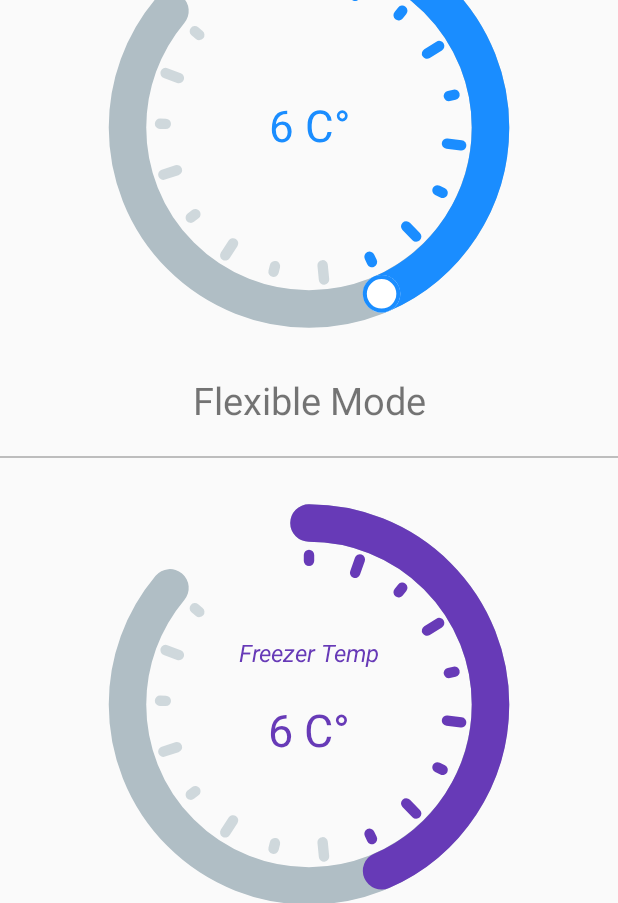
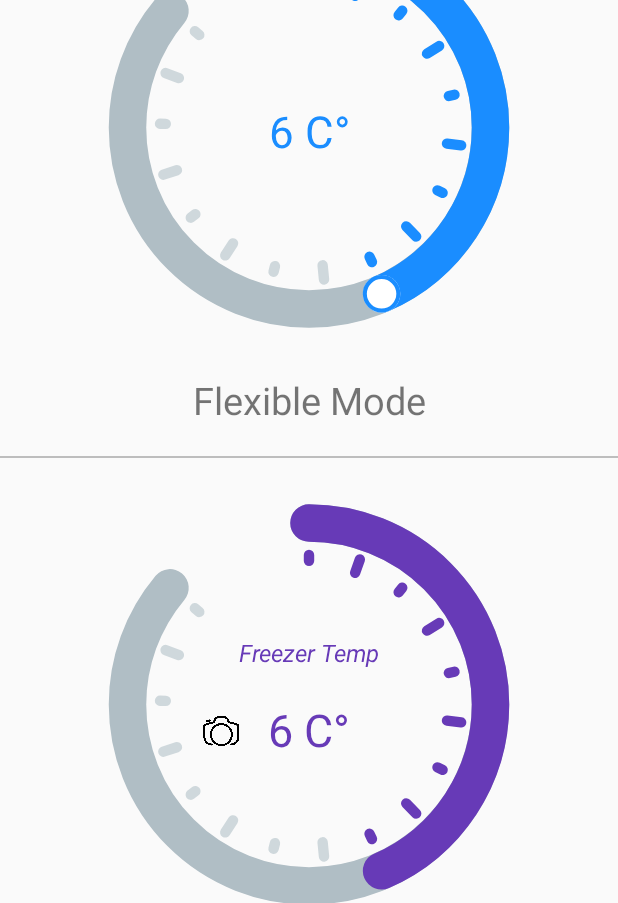
Before and after one commit to ali-moghadam/TempView, an Android app: the screen it shows after launch (MainActivity), on a phone screen of 412 x 824 dp. Shown: the part 203-1106 px from the top of the screen. Run offline under Robolectric (Android 15) with nearby library versions, the phone set to English and light mode, and no system bars.

Commit message:
add svg icon

```diff
--- /dev/null
+++ b/app/src/main/res/drawable/ic_photo_camera.xml
@@ -0,0 +1,15 @@
+<vector xmlns:android="http://schemas.android.com/apk/res/android"
+    android:width="487.7dp"
+    android:height="487.7dp"
+    android:viewportWidth="487.7"
+    android:viewportHeight="487.7">
+    <path
+        android:fillColor="#FF000000"
+        android:pathData="M480.5,151.65c-2,-1.1 -48.8,-25.4 -126.8,-40.1l-3,-12.8c-7.8,-33.5 -37.3,-57 -71.8,-57h-70.1c-34.4,0 -63.9,23.4 -71.8,57l-3,12.8c-78,14.6 -124.8,39 -126.8,40.1c-4.4,2.3 -7.2,6.9 -7.2,11.9v159c0,63.7 51.8,115.6 115.6,115.6c7.5,0 13.5,-6 13.5,-13.5s-6,-13.5 -13.5,-13.5c-48.8,0 -88.6,-39.7 -88.6,-88.6v-150.5c16.2,-7.4 59,-24.9 120.5,-35.5c5.3,-0.9 9.6,-5 10.8,-10.2l5,-21.5c5,-21.2 23.6,-36.1 45.5,-36.1h70.1c21.8,0 40.5,14.8 45.5,36.1l5,21.5c1.2,5.3 5.5,9.3 10.8,10.2c61.3,10.6 104.2,28.1 120.5,35.5v150.5c0,48.8 -39.7,88.6 -88.6,88.6c-7.5,0 -13.5,6 -13.5,13.5s6,13.5 13.5,13.5c63.7,0 115.6,-51.8 115.6,-115.6v-159C487.7,158.55 485,153.95 480.5,151.65z" />
+    <path
+        android:fillColor="#FF000000"
+        android:pathData="M44.2,124.05c1.4,0 2.8,-0.2 4.2,-0.7c14.2,-4.7 29.1,-8.9 44.3,-12.5c7.3,-1.7 11.7,-9 10,-16.2c-1.7,-7.3 -9,-11.7 -16.2,-10c-15.9,3.8 -31.6,8.2 -46.6,13.1c-7.1,2.3 -10.9,10 -8.6,17C33.3,120.45 38.6,124.05 44.2,124.05z" />
+    <path
+        android:fillColor="#FF000000"
+        android:pathData="M243.9,135.05c-85.7,0 -155.4,69.7 -155.4,155.4s69.7,155.5 155.4,155.5s155.4,-69.7 155.4,-155.4S329.6,135.05 243.9,135.05zM243.9,418.95c-70.8,0 -128.4,-57.6 -128.4,-128.4s57.6,-128.5 128.4,-128.5s128.4,57.6 128.4,128.4S314.7,418.95 243.9,418.95z" />
+</vector>
--- a/app/src/main/res/layout/activity_main.xml
+++ b/app/src/main/res/layout/activity_main.xml
@@ -70,6 +70,8 @@
         app:tv_stroke_width_background_progress="25dp"
         app:tv_text_center_size="30sp"
         app:tv_text_status="Freezer Temp"
+        app:tv_drawable="@drawable/ic_photo_camera"
+        app:tv_drawable_size="12dp"
         app:tv_text_top_size="16sp" />
 
     <TextView
--- a/app/src/main/res/layout/test_layout.xml
+++ b/app/src/main/res/layout/test_layout.xml
@@ -7,7 +7,10 @@
     <com.alirnp.tempview.TempView
         android:layout_width="match_parent"
         android:layout_height="match_parent"
-        app:tv_is_indicator="false"
+        app:tv_drawable="@drawable/ic_photo_camera"
+        app:tv_drawable_size="20dp"
+        app:tv_is_indicator="true"
+        app:tv_text_top_size="35dp"
         />
 
 </androidx.constraintlayout.widget.ConstraintLayout>
--- /dev/null
+++ b/tempview/src/main/java/com/alirnp/tempview/ResourceUtil.java
@@ -0,0 +1,51 @@
+package com.alirnp.tempview;
+
+import android.annotation.TargetApi;
+import android.content.Context;
+import android.graphics.Bitmap;
+import android.graphics.Canvas;
+import android.graphics.drawable.BitmapDrawable;
+import android.graphics.drawable.Drawable;
+import android.graphics.drawable.VectorDrawable;
+import android.os.Build;
+
+import androidx.annotation.DrawableRes;
+import androidx.core.content.ContextCompat;
+import androidx.vectordrawable.graphics.drawable.VectorDrawableCompat;
+
+public class ResourceUtil {
+
+    @TargetApi(Build.VERSION_CODES.LOLLIPOP)
+    private static Bitmap getBitmap(VectorDrawable vectorDrawable) {
+        Bitmap bitmap = Bitmap.createBitmap(vectorDrawable.getIntrinsicWidth(),
+                vectorDrawable.getIntrinsicHeight(), Bitmap.Config.ARGB_8888);
+
+
+        Canvas canvas = new Canvas(bitmap);
+        vectorDrawable.setBounds(0, 0, canvas.getWidth(), canvas.getHeight());
+        vectorDrawable.draw(canvas);
+        return bitmap;
+    }
+
+    private static Bitmap getBitmap(VectorDrawableCompat vectorDrawable) {
+        Bitmap bitmap = Bitmap.createBitmap(vectorDrawable.getIntrinsicWidth(),
+                vectorDrawable.getIntrinsicHeight(), Bitmap.Config.ARGB_8888);
+        Canvas canvas = new Canvas(bitmap);
+        vectorDrawable.setBounds(0, 0, canvas.getWidth(), canvas.getHeight());
+        vectorDrawable.draw(canvas);
+        return bitmap;
+    }
+
+    public static Bitmap getBitmap(Context context, @DrawableRes int drawableResId) {
+        Drawable drawable = ContextCompat.getDrawable(context, drawableResId);
+        if (drawable instanceof BitmapDrawable) {
+            return ((BitmapDrawable) drawable).getBitmap();
+        } else if (drawable instanceof VectorDrawableCompat) {
+            return getBitmap((VectorDrawableCompat) drawable);
+        } else if (drawable instanceof VectorDrawable) {
+            return getBitmap((VectorDrawable) drawable);
+        } else {
+            throw new IllegalArgumentException("Unsupported drawable type");
+        }
+    }
+}
--- a/tempview/src/main/java/com/alirnp/tempview/TempView.java
+++ b/tempview/src/main/java/com/alirnp/tempview/TempView.java
@@ -3,6 +3,8 @@ package com.alirnp.tempview;
 import android.content.Context;
 import android.content.res.Resources;
 import android.content.res.TypedArray;
+import android.graphics.Bitmap;
+import android.graphics.BitmapFactory;
 import android.graphics.Canvas;
 import android.graphics.Color;
 import android.graphics.Paint;
@@ -30,6 +32,7 @@ public class TempView extends View {
     private final static int DEFAULT_DEGREE_COLOR = Color.parseColor("#2196F3");
     private static float DEFAULT_SPACE_TEXT = 45;
     private static int DEFAULT_TEXT_SIZE = dpToPx(40);
+    private static int DEFAULT_DRAWABLE_SIZE = dpToPx(20);
     private final static float DEFAULT_MIN_VALUE = -10;
     private final static float DEFAULT_MAX_VALUE = 14;
 
@@ -59,6 +62,8 @@ public class TempView extends View {
     private RectF mRectBackground;
     private RectF mRectProgress;
     private RectF mRectClock;
+    private RectF mRectDrawable;
+    private Bitmap mBitmap;
     private float mFloatLengthOfClockLines;
     private float mFloatBeginOfClockLines;
     private int mWidthBackgroundProgress;
@@ -74,6 +79,12 @@ public class TempView extends View {
     private float mIntegerMaxValue;
     private int mTextSizeTop;
     private int mTextSizeCenter;
+    private int mIntDrawableSize;
+
+    private float xPositionText;
+    private float yPositionText;
+    private float xPositionDrawable;
+    private float yPositionDrawable;
 
     public TempView(Context context) {
         super(context);
@@ -201,7 +212,10 @@ public class TempView extends View {
 
                 mTextSizeTop = a.getDimensionPixelSize(R.styleable.TempView_tv_text_top_size, DEFAULT_TEXT_SIZE);
                 mTextSizeCenter = a.getDimensionPixelSize(R.styleable.TempView_tv_text_center_size, DEFAULT_TEXT_SIZE);
+                mIntDrawableSize = a.getDimensionPixelSize(R.styleable.TempView_tv_drawable_size, DEFAULT_DRAWABLE_SIZE);
 
+
+                setVectorBitmap(a.getResourceId(R.styleable.TempView_tv_drawable, 0));
                 setCurrentValue(a.getFloat(R.styleable.TempView_tv_current_value, 0));
                 setTemp(mFloatValue);
 
@@ -265,8 +279,17 @@ public class TempView extends View {
             mRectProgress = new RectF();
             mRectBackground = new RectF();
             mRectClock = new RectF();
+            mRectDrawable = new RectF();
 
         }
+
+    }
+
+    private void setVectorBitmap(int drawable) {
+        if (drawable == 0) return;
+        BitmapFactory.Options options = new BitmapFactory.Options();
+        options.inPreferredConfig = Bitmap.Config.ARGB_8888;
+        mBitmap = ResourceUtil.getBitmap(context, drawable);
 
     }
 
@@ -413,6 +436,30 @@ public class TempView extends View {
                 ((float) (mWidthBackgroundProgress / 2) + mRadiusBackgroundProgress),
                 ((float) (mHeightBackgroundProgress / 2) + mRadiusBackgroundProgress));
 
+        mRectDrawable.set(
+                (float) mWidthBackgroundProgress / 2 - mIntDrawableSize,
+                (float) (mHeightBackgroundProgress / 2) - mIntDrawableSize,
+                (float) mWidthBackgroundProgress / 2 + mIntDrawableSize,
+                (float) (mHeightBackgroundProgress / 2) + mIntDrawableSize
+
+        );
+
+        xPositionText = (float) (mWidthBackgroundProgress / 2);
+        yPositionText = (float) mHeightBackgroundProgress / 2 - ((mPaintCenterText.descent() + mPaintCenterText.ascent()) / 2);
+
+        xPositionDrawable = (float) (mWidthBackgroundProgress / 2) - (mRadiusBackgroundProgress / 2) + (mStrokeWithBackgroundProgress / 2);
+        yPositionDrawable = (float) (mHeightBackgroundProgress / 2) + (mRadiusBackgroundProgress / 5) + ((mPaintCenterText.descent() + mPaintCenterText.ascent()) / 2);
+
+        mRectDrawable.set(
+                xPositionDrawable - mIntDrawableSize,
+                yPositionDrawable - mIntDrawableSize,
+                xPositionDrawable + mIntDrawableSize,
+                yPositionDrawable + mIntDrawableSize
+
+        );
+
+
+        // TODO: 4/3/2020
         if (!isIndicator) {
             setTextSizeForWidthSingleText(mPaintCenterText, mRadiusBackgroundProgress / 1.6f, mStringTextCenter);
         } else {
@@ -482,6 +529,12 @@ public class TempView extends View {
     protected void onDraw(Canvas canvas) {
         super.onDraw(canvas);
 
+                /* draw center lines
+       canvas.drawLine(0, (float)getHeight() / 2 , getWidth(), (float)getHeight() / 2 , mPaintTopText);
+        canvas.drawLine((float) getWidth() / 2, 0, (float) getWidth() / 2, getHeight(), mPaintTopText);
+
+         */
+
         float mFloatCenterXCircle = getDrawXOnBackgroundProgress(mDegreeValue, mRadiusBackgroundProgress - (mPaintBackgroundProgress.getStrokeWidth() / 1.2f), mWidthBackgroundProgress);
         float mFloatCenterYCircle = getDrawYOnBackgroundProgress(mDegreeValue, mRadiusBackgroundProgress - (mPaintBackgroundProgress.getStrokeWidth() / 1.2f), mHeightBackgroundProgress);
         //ADD CIRCLE AREA FOR DETECT TOUCH
@@ -501,18 +554,21 @@ public class TempView extends View {
         if (isIndicator) {
 
             if (mStringTextStatus.equals("")) {
-                int xPos = (mWidthBackgroundProgress / 2);
-                int yPos = (int) ((mWidthBackgroundProgress / 2) - ((mPaintCenterText.descent() + mPaintCenterText.ascent()) / 2));
-                canvas.drawText(mStringTextCenter, xPos, yPos, mPaintCenterText);
+                canvas.drawText(mStringTextCenter, xPositionText, yPositionText, mPaintCenterText);
             } else {
                 canvas.drawText(mStringTextCenter, (float) mWidthBackgroundProgress / 2, ((float) mHeightBackgroundProgress / 2) + mRadiusBackgroundProgress / 5, mPaintCenterText);
                 canvas.drawText(mStringTextStatus, (float) mWidthBackgroundProgress / 2, ((float) mHeightBackgroundProgress / 2) - mRadiusBackgroundProgress / 5, mPaintTopText);
+
+                if (mBitmap != null)
+                    canvas.drawBitmap(mBitmap, null, mRectDrawable, null);
+
             }
         } else {
-            int xPos = (mWidthBackgroundProgress / 2);
-            int yPos = (int )(mHeightBackgroundProgress / 2  - ((mPaintCenterText.descent() + mPaintCenterText.ascent()) / 2));
-            canvas.drawText(mStringTextCenter, xPos, yPos, mPaintCenterText);
+
+            canvas.drawText(mStringTextCenter, xPositionText, yPositionText, mPaintCenterText);
+
         }
+
 
         //CIRCLE VALUE
         if (!isIndicator)
--- a/tempview/src/main/res/values/attrs.xml
+++ b/tempview/src/main/res/values/attrs.xml
@@ -17,6 +17,8 @@
         <attr name="tv_max_value" format="float" />
         <attr name="tv_text_top_size" format="dimension" />
         <attr name="tv_text_center_size" format="dimension" />
+        <attr name="tv_drawable" format="reference" />
+        <attr name="tv_drawable_size" format="dimension" />
 
     </declare-styleable>
 </resources>
```
